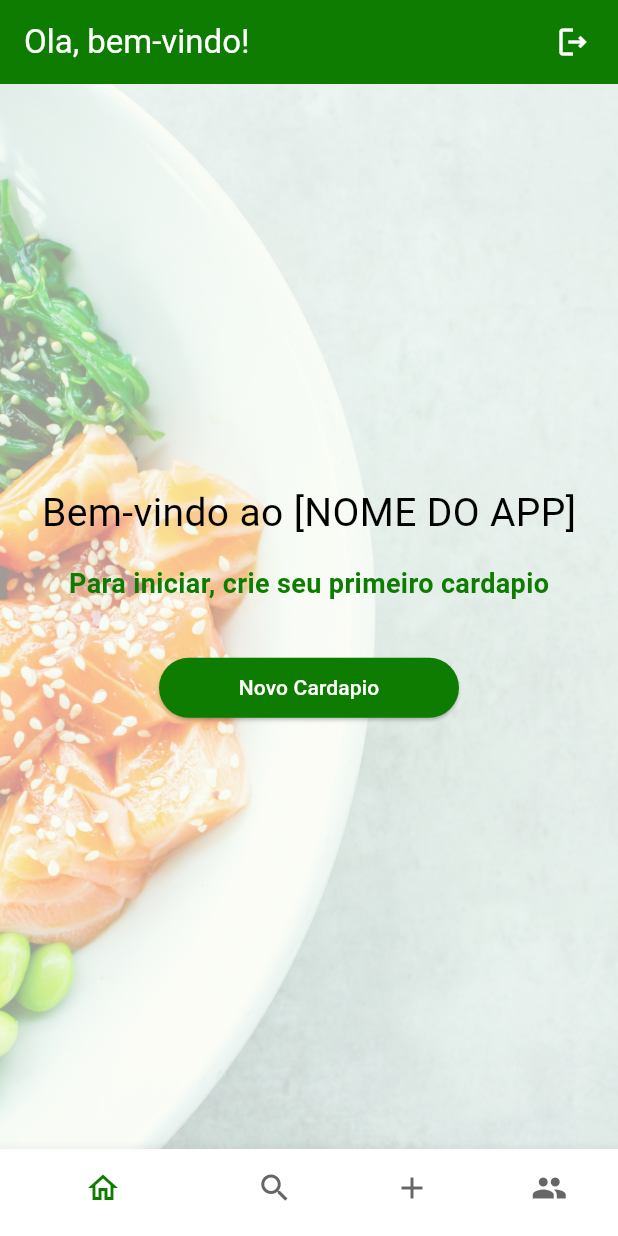
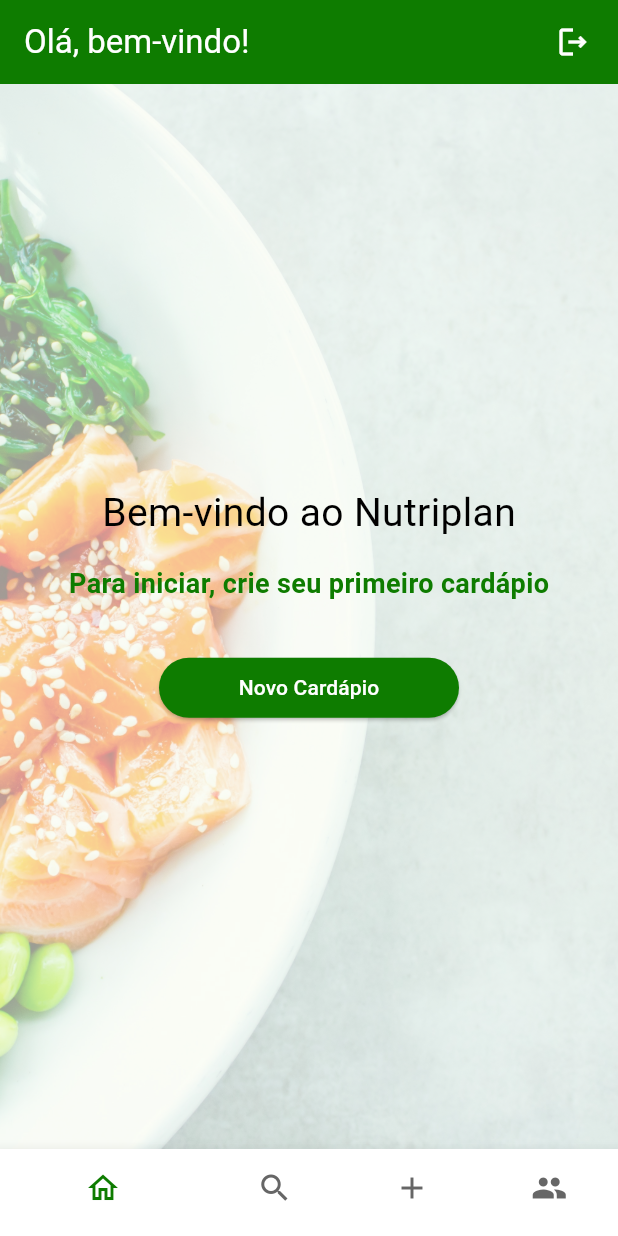
Before and after one commit to silva-luiz/app-nutricao, a Flutter app: the screen it shows after launch, on a phone screen of 412 x 824 dp. Run offline on Flutter 3.47's test engine with Material 3 defaults, Android fonts, the phone set to English and light mode, and no system bars; our stand-ins replace image_picker, sqflite; accounts and stored records are empty.

Commit message:
texts changed

```diff
--- a/lib/pages/add_page.dart
+++ b/lib/pages/add_page.dart
@@ -14,7 +14,7 @@ class AddPage extends StatelessWidget {
           const Padding(
             padding: EdgeInsets.only(top: 10.0, bottom: 12.0),
             child: Text(
-              "Escolha a opcao que deseja adicionar",
+              "Escolha a opção que deseja adicionar",
               style: TextStyle(fontSize: 20),
             ),
           ),
@@ -26,7 +26,7 @@ class AddPage extends StatelessWidget {
             },
           ),
           SquaredButton(
-            description: "Novo cardapio",
+            description: "Novo cardápio",
             icon: Icons.restaurant_rounded,
             onClick: () {
               changeRoute(context, '/new_menu');
--- a/lib/pages/home.dart
+++ b/lib/pages/home.dart
@@ -26,18 +26,18 @@ class HomePage extends StatelessWidget {
               const Padding(
                 padding: EdgeInsets.all(8.0),
                 child: Text(
-                  'Bem-vindo ao [NOME DO APP]',
+                  'Bem-vindo ao Nutriplan',
                   style: TextStyle(fontSize: 26, color: AppColors.textDark),
                 ),
               ),
               const Padding(
                 padding: EdgeInsets.all(8.0),
-                child: Text('Para iniciar, crie seu primeiro cardapio',
+                child: Text('Para iniciar, crie seu primeiro cardápio',
                     style: TextStyle(fontSize: 18, color: AppColors.primaryColor, fontWeight: FontWeight.w700)),
               ),
               Padding(
                 padding: const EdgeInsets.all(12.0),
-                child: CustomButton(200, "Novo Cardapio", () {
+                child: CustomButton(200, "Novo Cardápio", () {
                   print("ok");
                 }),
               )
--- a/lib/pages/index.dart
+++ b/lib/pages/index.dart
@@ -36,7 +36,7 @@ class _IndexState extends State<Index> {
     return Scaffold(
       appBar: AppBar(
         title: const Text(
-          'Ola, bem-vindo!',
+          'Olá, bem-vindo!',
           style: TextStyle(color: AppColors.textLight),
         ),
         actions: [
@@ -81,8 +81,8 @@ class _IndexState extends State<Index> {
         ],
         currentIndex: _selectedIndex,
         selectedItemColor: AppColors.primaryColor,
-        unselectedIconTheme: IconThemeData(color: AppColors.textGrey),
-        selectedIconTheme: IconThemeData(color: AppColors.primaryColor),
+        unselectedIconTheme: const IconThemeData(color: AppColors.textGrey),
+        selectedIconTheme: const IconThemeData(color: AppColors.primaryColor),
         showSelectedLabels: false,
         onTap: _onItemTapped,
       ),
```
Also changed, not shown: lib/pages/new_food.dart (+4 -4 lines).
